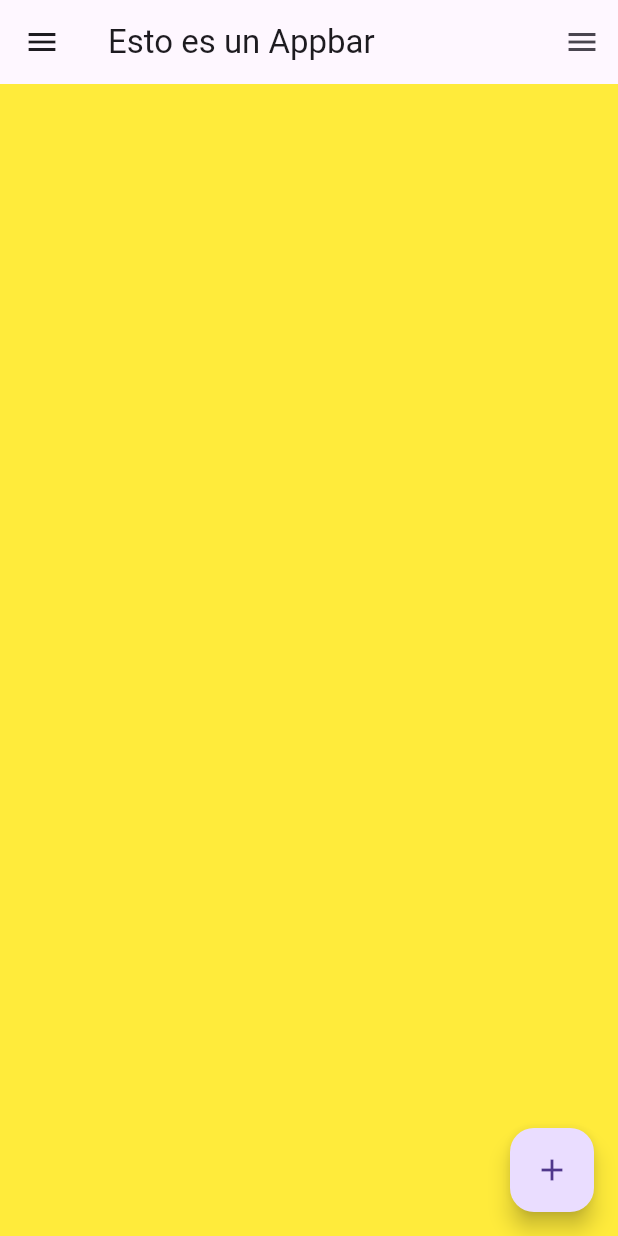
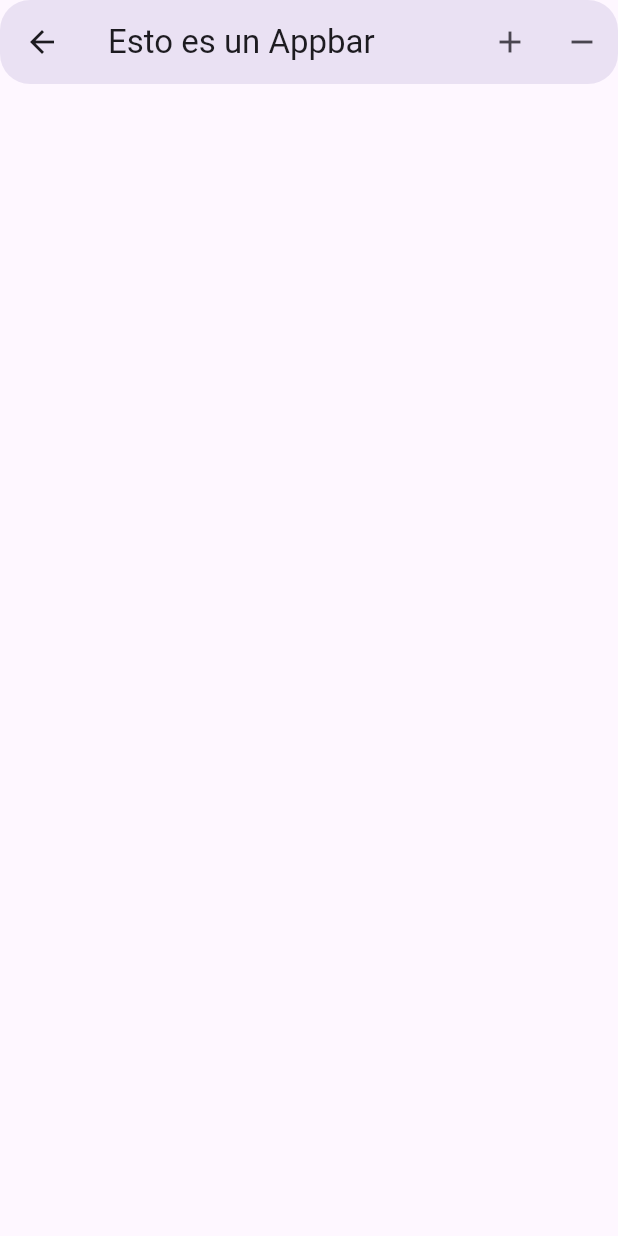
Before and after one commit to sebudea/FlutterLearn, a Flutter app: the screen it shows after launch, after a tap on the "add" icon, on a phone screen of 412 x 824 dp. Run offline on Flutter 3.47's test engine with Material 3 defaults, Android fonts, the phone set to English and light mode, and no system bars.

Commit message:
Flutter Appbar

```diff
--- a/lib/main.dart
+++ b/lib/main.dart
@@ -12,16 +12,30 @@ class MyApp extends StatelessWidget {
       home: Scaffold(
         appBar: AppBar(
           title: Text("Esto es un Appbar"),
+          actions: <Widget>[
+            IconButton(
+              onPressed: _add,
+              icon: Icon(Icons.add),
+            ),
+            IconButton(
+              onPressed: _add,
+              icon: Icon(Icons.remove),
+            ),
+          ],
+          elevation: 10,
+          shape:
+              RoundedRectangleBorder(borderRadius: BorderRadius.circular(20)),
+          leading: IconButton(
+            onPressed: _add,
+            icon: Icon(Icons.arrow_back),
+          ),
         ),
         body: Center(),
-        backgroundColor: Colors.yellow,
-        floatingActionButton: FloatingActionButton(
-          onPressed: () {},
-          child: Icon(Icons.add),
-        ),
-        drawer: Drawer(),
-        endDrawer: Drawer(),
       ),
     );
   }
+
+  void _add() {
+    print("hola");
+  }
 }
```
